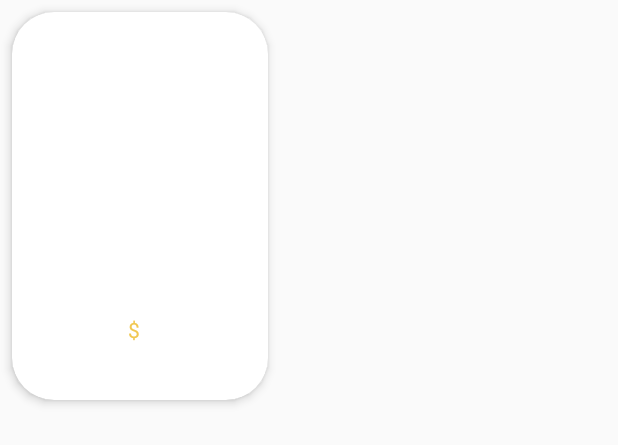
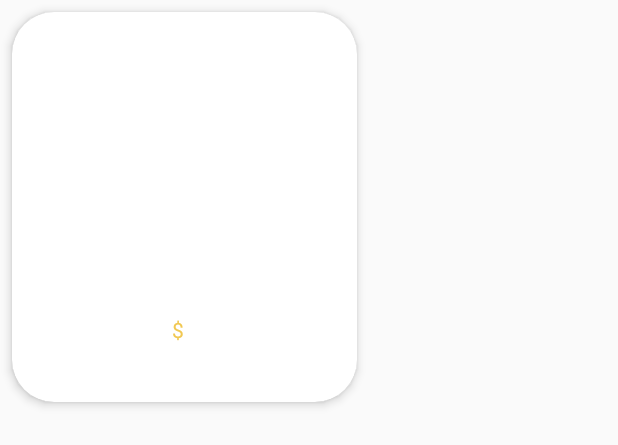
Before and after one commit to mhmoud100/Restaurant_App, an Android app: the layout activity_item_view.xml on its own in the app's theme, with its tools: preview values and no code run, on a phone screen of 412 x 824 dp. Shown: the top 445 px of the screen. Run offline under Robolectric (Android 15) with nearby library versions, the phone set to English and light mode, and no system bars.

Commit message:
Optimization Commit

```diff
--- a/app/src/main/res/layout/activity_item_view.xml
+++ b/app/src/main/res/layout/activity_item_view.xml
@@ -3,8 +3,8 @@
     xmlns:android="http://schemas.android.com/apk/res/android"
     xmlns:app="http://schemas.android.com/apk/res-auto"
     xmlns:tools="http://schemas.android.com/tools"
-    android:layout_width="wrap_content"
-    android:layout_height="wrap_content"
+    android:layout_width="230dp"
+    android:layout_height="260dp"
     app:cardElevation="4dp"
 
     app:cardCornerRadius="28dp"
```
Also changed, not shown: app/src/main/java/com/resturant_app/HomeFragment.java (+13 -2 lines), app/src/main/java/com/resturant_app/ProductAdapter.java (+7 -11 lines), app/src/main/java/com/resturant_app/SinglePageApp.java (+15 -1 lines), app/src/main/res/drawable/ic_gallery.xml (added, +10 -0 lines).
